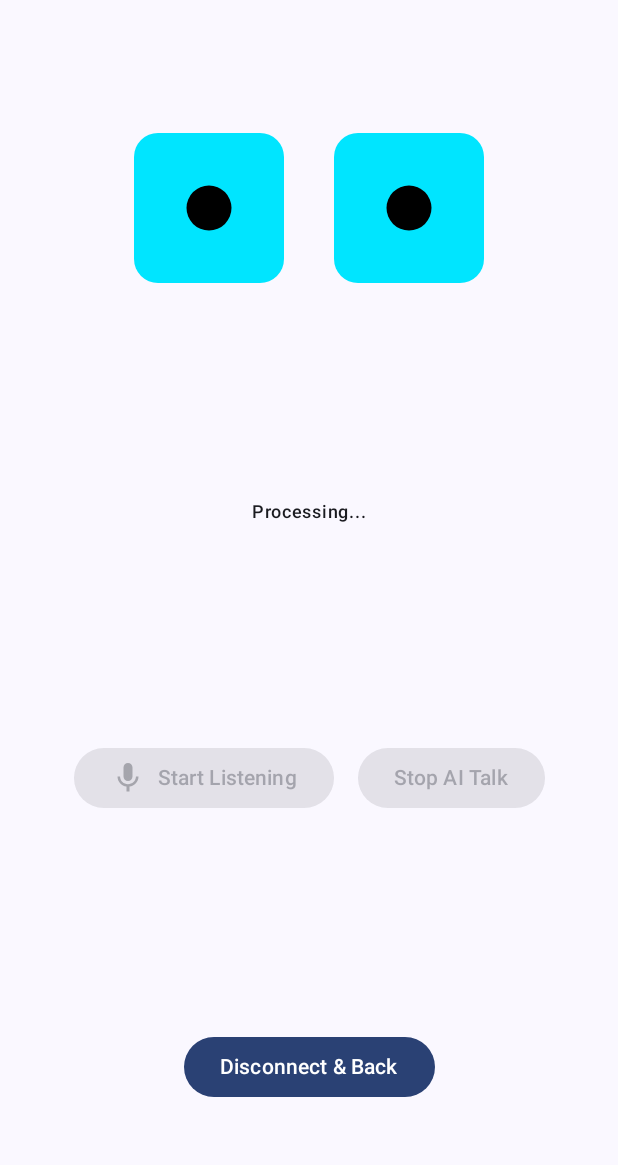
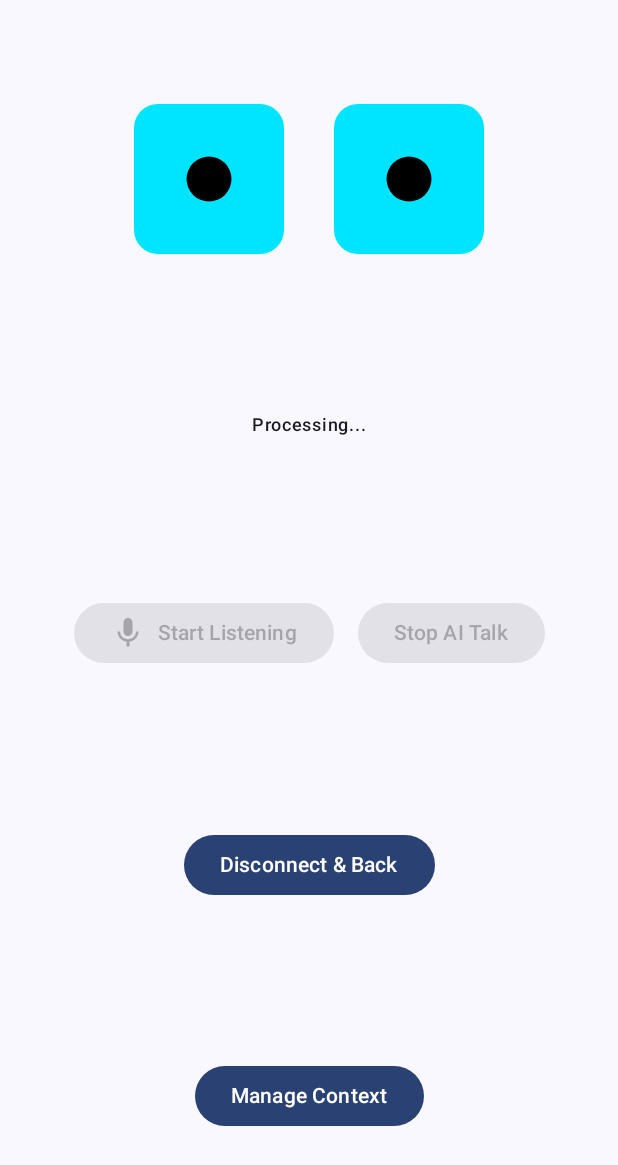
Before and after one commit to shahirislam/AiBuddyMobileApp, an Android app built with Jetpack Compose: the screen it shows after launch (MainActivity), after a tap on "Connect to AiBuddy", on a phone screen of 412 x 824 dp. Shown: the top 1165 px of the screen. Run offline under Robolectric (Android 15) with nearby library versions, the phone set to English and light mode, and no system bars; our stand-ins replace Room's generated code; libraries missing offline, so code that uses them is left out: com.google.ai.client, com.google.api.gax, com.google.auth.oauth2, com.google.cloud.texttospeech; 9 statements that could not run were skipped.

Commit message:
Context Based AI Introduction with Room Database

```diff
--- a/app/build.gradle.kts
+++ b/app/build.gradle.kts
@@ -7,6 +7,7 @@ import org.gradle.api.JavaVersion
         alias(libs.plugins.android.application)
         alias(libs.plugins.kotlin.android)
         alias(libs.plugins.kotlin.compose)
+        id("com.google.devtools.ksp")
     }
 configurations.all {
     resolutionStrategy {
@@ -106,4 +107,9 @@ implementation("io.grpc:grpc-okhttp:1.63.2")
     implementation(libs.androidx.lifecycle.viewmodel.compose)
 
     implementation(libs.google.cloud.texttospeech)
+
+    // Room Database
+    implementation(libs.androidx.room.runtime)
+    implementation(libs.androidx.room.ktx)
+    ksp(libs.androidx.room.compiler)
 }
--- a/app/src/main/java/com/example/aibuddy/MainActivity.kt
+++ b/app/src/main/java/com/example/aibuddy/MainActivity.kt
@@ -17,6 +17,7 @@ object AppDestinations {
     const val SPLASH_ROUTE = "splash"
     const val HOME_ROUTE = "home"
     const val CONNECTED_AI_ROUTE = "connected_ai"
+    const val CONTEXT_MANAGEMENT_ROUTE = "context_management"
 }
 
 class MainActivity : ComponentActivity() {
@@ -47,6 +48,9 @@ class MainActivity : ComponentActivity() {
                     composable(AppDestinations.CONNECTED_AI_ROUTE) {
                         ConnectedAiScreen(navController = navController)
                     }
+                    composable(AppDestinations.CONTEXT_MANAGEMENT_ROUTE) {
+                        com.example.aibuddy.ui.screens.ContextManagementScreen(navController = navController)
+                    }
                 }
             }
         }
--- a/app/src/main/java/com/example/aibuddy/data/AiBuddyRepository.kt
+++ b/app/src/main/java/com/example/aibuddy/data/AiBuddyRepository.kt
@@ -1,23 +1,29 @@
 package com.example.aibuddy.data
 
+import android.app.Application
 import com.example.aibuddy.BuildConfig
+import com.example.aibuddy.data.local.AppDatabase
+import com.example.aibuddy.data.local.ConversationTopic
+import com.example.aibuddy.data.local.UserFact
 import com.google.ai.client.generativeai.GenerativeModel
 import com.google.ai.client.generativeai.type.generationConfig
 import com.google.ai.client.generativeai.type.content
-import com.google.ai.client.generativeai.type.content
+import kotlinx.coroutines.flow.first
+import org.json.JSONObject
 
-class AiBuddyRepository {
+class AiBuddyRepository(application: Application) {
 
     private val generativeModel: GenerativeModel
+    private val userFactDao = AppDatabase.getDatabase(application).userFactDao()
+    private val conversationTopicDao = AppDatabase.getDatabase(application).conversationTopicDao()
 
     init {
         val geminiApiKey = BuildConfig.GEMINI_API_KEY
-        // Updated GenerationConfig initialization
         val config = generationConfig {
             temperature = 0.9f
             topK = 1
             topP = 1f
-            maxOutputTokens = 512 // Reduced max output tokens
+            maxOutputTokens = 512
         }
 
         val systemInstruction = content(role = "system") {
@@ -32,6 +38,30 @@ class AiBuddyRepository {
                 Instead, gently build on what the user says to keep the flow going.
                 Your tone should be caring, light-hearted, and conversational.
                 Responses should be concise but expressive—prioritize being emotionally present and engaging over brevity or perfection.
+
+                You have access to the user's personal information and past conversation topics. Use this context to personalize your responses.
+
+                When you learn a new fact about the user (e.g., their name, interests, work), or a new conversation topic emerges, you MUST embed this information in a structured JSON format at the end of your response.
+                The JSON should have two keys: "user_facts" and "conversation_topics".
+                "user_facts" should be an array of objects, each with a "key" and "value".
+                "conversation_topics" should be an array of objects, each with a "topic" and "keywords".
+
+                Example:
+                If the user says "My name is John and I like to play football", your response should be something like:
+                "It's great to meet you, John! I love football too. Who's your favorite team?
+                <!--JSON_START-->
+                {
+                  "user_facts": [
+                    {"key": "name", "value": "John"},
+                    {"key": "interest", "value": "football"}
+                  ],
+                  "conversation_topics": [
+                    {"topic": "sports", "keywords": "football"}
+                  ]
+                }
+                <!--JSON_END-->"
+
+                If the JSON is not needed, do not include the JSON block.
                 """.trimIndent()
             )
         }
@@ -46,10 +76,64 @@ class AiBuddyRepository {
 
     suspend fun generateContent(userMessage: String): Result<String> {
         return try {
-            val response = generativeModel.generateContent(userMessage)
-            Result.success(response.text ?: "No response from AI Buddy")
+            val userFacts = userFactDao.getAllUserFacts().first()
+            val conversationTopics = conversationTopicDao.getAllConversationTopics().first()
+
+            val context = StringBuilder()
+            if (userFacts.isNotEmpty()) {
+                context.append("User Facts:\n")
+                userFacts.forEach { context.append("- ${it.key}: ${it.value}\n") }
+            }
+            if (conversationTopics.isNotEmpty()) {
+                context.append("\nConversation Topics:\n")
+                conversationTopics.forEach { context.append("- ${it.topic}: ${it.keywords}\n") }
+            }
+
+            val prompt = if (context.isNotEmpty()) {
+                "Context:\n$context\nUser Message: $userMessage"
+            } else {
+                userMessage
+            }
+
+            val response = generativeModel.generateContent(prompt)
+            val responseText = response.text ?: "No response from AI Buddy"
+
+            extractAndSaveContext(responseText)
+
+            val cleanResponse = responseText.substringBefore("<!--JSON_START-->").trim()
+            Result.success(cleanResponse)
         } catch (e: Exception) {
             Result.failure(e)
         }
     }
+
+    private suspend fun extractAndSaveContext(responseText: String) {
+        if (responseText.contains("<!--JSON_START-->")) {
+            val jsonString = responseText.substringAfter("<!--JSON_START-->").substringBefore("<!--JSON_END-->").trim()
+            try {
+                val json = JSONObject(jsonString)
+                val userFacts = json.optJSONArray("user_facts")
+                if (userFacts != null) {
+                    for (i in 0 until userFacts.length()) {
+                        val fact = userFacts.getJSONObject(i)
+                        userFactDao.insertUserFact(UserFact(key = fact.getString("key"), value = fact.getString("value")))
                     }
+                }
+                val conversationTopics = json.optJSONArray("conversation_topics")
+                if (conversationTopics != null) {
+                    for (i in 0 until conversationTopics.length()) {
+                        val topic = conversationTopics.getJSONObject(i)
+                        conversationTopicDao.insertConversationTopic(ConversationTopic(topic = topic.getString("topic"), keywords = topic.getString("keywords")))
+                    }
+                }
+            } catch (e: Exception) {
+                // Ignore json parsing errors
+            }
+        }
+    }
+
+    fun getAllUserFacts() = userFactDao.getAllUserFacts()
+    fun getAllConversationTopics() = conversationTopicDao.getAllConversationTopics()
+    suspend fun deleteUserFact(id: Int) = userFactDao.deleteUserFactById(id)
+    suspend fun deleteConversationTopic(id: Int) = conversationTopicDao.deleteConversationTopicById(id)
+}
--- /dev/null
+++ b/app/src/main/java/com/example/aibuddy/data/local/AppDatabase.kt
@@ -0,0 +1,30 @@
+package com.example.aibuddy.data.local
+
+import android.content.Context
+import androidx.room.Database
+import androidx.room.Room
+import androidx.room.RoomDatabase
+
+@Database(entities = [UserFact::class, ConversationTopic::class], version = 1, exportSchema = false)
+abstract class AppDatabase : RoomDatabase() {
+
+    abstract fun userFactDao(): UserFactDao
+    abstract fun conversationTopicDao(): ConversationTopicDao
+
+    companion object {
+        @Volatile
+        private var INSTANCE: AppDatabase? = null
+
+        fun getDatabase(context: Context): AppDatabase {
+            return INSTANCE ?: synchronized(this) {
+                val instance = Room.databaseBuilder(
+                    context.applicationContext,
+                    AppDatabase::class.java,
+                    "aibuddy_database"
+                ).build()
+                INSTANCE = instance
+                instance
+            }
+        }
+    }
+}
--- /dev/null
+++ b/app/src/main/java/com/example/aibuddy/data/local/ContextDao.kt
@@ -0,0 +1,31 @@
+package com.example.aibuddy.data.local
+
+import androidx.room.Dao
+import androidx.room.Insert
+import androidx.room.OnConflictStrategy
+import androidx.room.Query
+import kotlinx.coroutines.flow.Flow
+
+@Dao
+interface UserFactDao {
+    @Query("SELECT * FROM user_facts")
+    fun getAllUserFacts(): Flow<List<UserFact>>
+
+    @Insert(onConflict = OnConflictStrategy.REPLACE)
+    suspend fun insertUserFact(userFact: UserFact)
+
+    @Query("DELETE FROM user_facts WHERE id = :id")
+    suspend fun deleteUserFactById(id: Int)
+}
+
+@Dao
+interface ConversationTopicDao {
+    @Query("SELECT * FROM conversation_topics")
+    fun getAllConversationTopics(): Flow<List<ConversationTopic>>
+
+    @Insert(onConflict = OnConflictStrategy.REPLACE)
+    suspend fun insertConversationTopic(conversationTopic: ConversationTopic)
+
+    @Query("DELETE FROM conversation_topics WHERE id = :id")
+    suspend fun deleteConversationTopicById(id: Int)
+}
--- a/app/src/main/java/com/example/aibuddy/ui/screens/ConnectedAiScreen.kt
+++ b/app/src/main/java/com/example/aibuddy/ui/screens/ConnectedAiScreen.kt
@@ -337,6 +337,11 @@ fun ConnectedAiScreen(
                 }) {
                     Text("Disconnect & Back")
                 }
+                Button(onClick = {
+                    navController.navigate(com.example.aibuddy.AppDestinations.CONTEXT_MANAGEMENT_ROUTE)
+                }) {
+                    Text("Manage Context")
+                }
             }
         }
     }
--- a/app/src/main/java/com/example/aibuddy/viewmodel/HomeViewModel.kt
+++ b/app/src/main/java/com/example/aibuddy/viewmodel/HomeViewModel.kt
@@ -7,16 +7,20 @@ import androidx.compose.runtime.setValue
 import androidx.lifecycle.AndroidViewModel
 import androidx.lifecycle.viewModelScope
 import com.example.aibuddy.data.AiBuddyRepository
+import com.example.aibuddy.data.local.ConversationTopic
+import com.example.aibuddy.data.local.UserFact
 import com.example.aibuddy.texttospeech.TextToSpeechManager
 import kotlinx.coroutines.flow.MutableStateFlow
 import android.util.Log
+import kotlinx.coroutines.flow.SharingStarted
 import kotlinx.coroutines.flow.StateFlow
 import kotlinx.coroutines.flow.asStateFlow
+import kotlinx.coroutines.flow.stateIn
 import kotlinx.coroutines.launch
 
 class HomeViewModel(application: Application) : AndroidViewModel(application) {
 
-    private val repository: AiBuddyRepository = AiBuddyRepository()
+    private val repository: AiBuddyRepository = AiBuddyRepository(application)
 
     private var textToSpeechManager: TextToSpeechManager? = null
     private val _isTtsSpeaking = MutableStateFlow(false)
@@ -83,6 +87,24 @@ class HomeViewModel(application: Application) : AndroidViewModel(application) {
 
     private val _errorMessage = MutableStateFlow<String?>(null)
     val errorMessage: StateFlow<String?> = _errorMessage.asStateFlow()
+
+    val userFacts: StateFlow<List<UserFact>> = repository.getAllUserFacts()
+        .stateIn(viewModelScope, SharingStarted.Lazily, emptyList())
+
+    val conversationTopics: StateFlow<List<ConversationTopic>> = repository.getAllConversationTopics()
+        .stateIn(viewModelScope, SharingStarted.Lazily, emptyList())
+
+    fun deleteUserFact(id: Int) {
+        viewModelScope.launch {
+            repository.deleteUserFact(id)
+        }
+    }
+
+    fun deleteConversationTopic(id: Int) {
+        viewModelScope.launch {
+            repository.deleteConversationTopic(id)
+        }
+    }
 
     fun connectAndGreet() {
         Log.i("HomeViewModel", "Instance ${this.hashCode()} - connectAndGreet called. Current isConnected: ${_isConnected.value}, hasGreeted: $hasGreetedThisSession")
--- a/build.gradle.kts
+++ b/build.gradle.kts
@@ -2,4 +2,5 @@ plugins {
     alias(libs.plugins.android.application) apply false
     alias(libs.plugins.kotlin.android) apply false
     alias(libs.plugins.kotlin.compose) apply false
+    id("com.google.devtools.ksp") version "2.0.21-1.0.27" apply false
 }
--- a/gradle/libs.versions.toml
+++ b/gradle/libs.versions.toml
@@ -3,6 +3,7 @@ agp = "8.2.2"
 googleCloudTexttospeech = "2.39.0"
 grpcOkhttp = "1.58.0"
 kotlin = "2.0.21"
+room = "2.6.1"
 coreKtx = "1.12.0"
 junit = "4.13.2"
 androidxJunit = "1.1.5"
@@ -15,6 +16,11 @@ kotlinxCoroutinesAndroid = "1.7.3"
 navigationCompose = "2.7.7"
 
 [libraries]
+# Room
+androidx-room-runtime = { group = "androidx.room", name = "room-runtime", version.ref = "room" }
+androidx-room-compiler = { group = "androidx.room", name = "room-compiler", version.ref = "room" }
+androidx-room-ktx = { group = "androidx.room", name = "room-ktx", version.ref = "room" }
+
 # AndroidX Core
 androidx-core-ktx = { group = "androidx.core", name = "core-ktx", version.ref = "coreKtx" }
 
```
Also changed, not shown: app/src/main/java/com/example/aibuddy/data/local/ConversationTopic.kt (added, +12 -0 lines), app/src/main/java/com/example/aibuddy/data/local/UserFact.kt (added, +12 -0 lines), app/src/main/java/com/example/aibuddy/ui/screens/ContextManagementScreen.kt (added, +109 -0 lines). Lines whose indentation alone changed are shown as unchanged.
